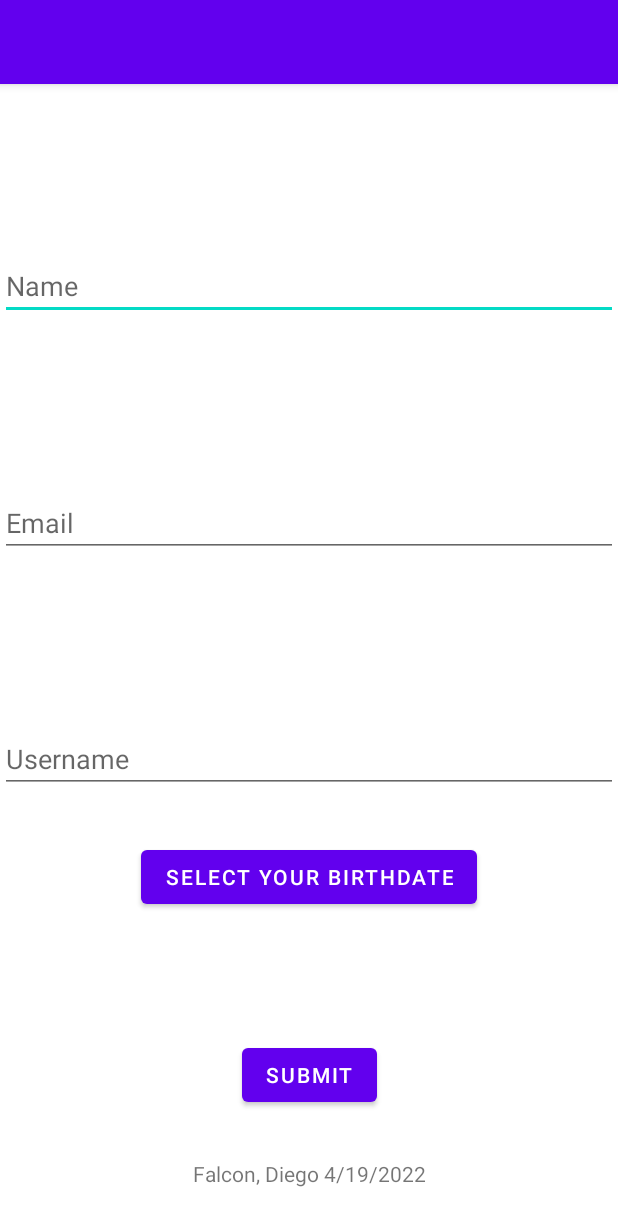
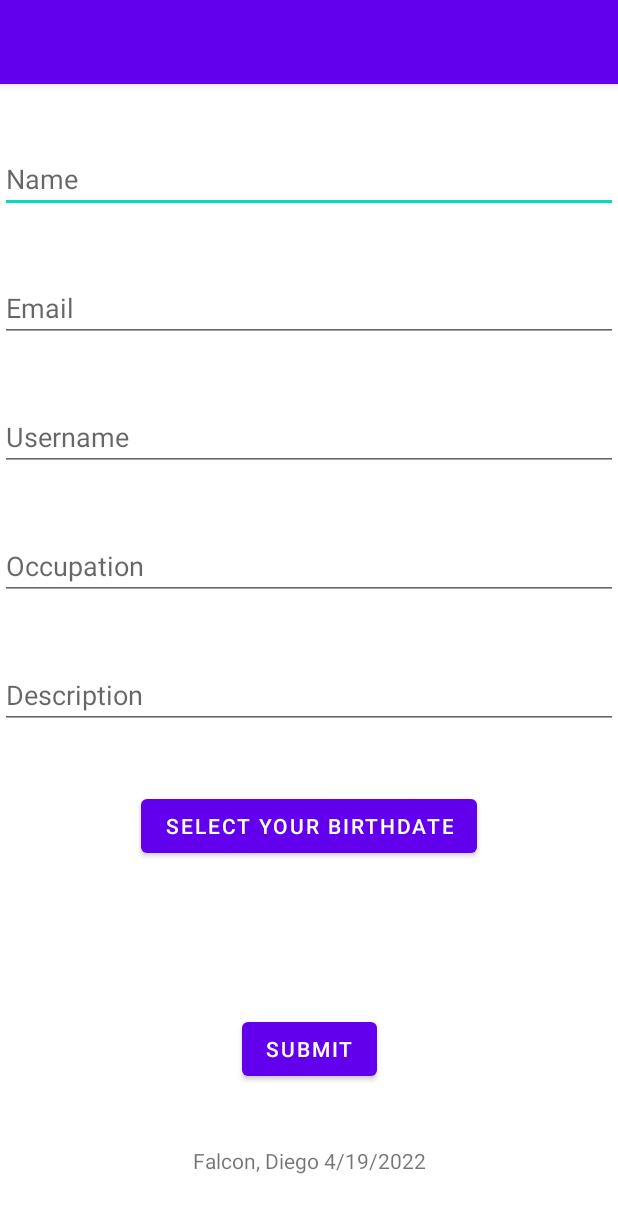
Before and after one commit to diegofalconcostilla/ad-340, an Android app: the screen it shows after launch (MainActivity), on a phone screen of 412 x 824 dp. Shown: the top 1226 px of the screen. Run offline under Robolectric (Android 15) with nearby library versions, the phone set to English and light mode, and no system bars.

Commit message:
Initial Assignment 3 Submission

```diff
--- a/app/src/main/java/com/tutorials/helloworld/MainActivity.java
+++ b/app/src/main/java/com/tutorials/helloworld/MainActivity.java
@@ -29,8 +29,13 @@ public class MainActivity extends AppCompatActivity implements
     private int day = 0;
     private EditText username;
     private TextView pickerView;
-    public static final String usernameKey = "username";
+    private EditText occupation;
+    private EditText description;
     public static final String datePicked = "selectedBirthday";
+    public static final String ageKey = "age";
+    public static final String nameKey = "name";
+    public static final String occupationKey = "occupation";
+    public static final String descriptionKey = "description";
 
     @Override
     protected void onCreate(Bundle savedInstanceState) {
@@ -40,6 +45,8 @@ public class MainActivity extends AppCompatActivity implements
         name = findViewById(R.id.names);
         email = findViewById(R.id.email);
         username = findViewById(R.id.username);
+        occupation = findViewById(R.id.occupation);
+        description = findViewById(R.id.description);
         pickerView = findViewById(R.id.dateOfBirth);
     }
 
@@ -76,10 +83,12 @@ public class MainActivity extends AppCompatActivity implements
         String temporalName = name.getText().toString();
         String temporalEmail = email.getText().toString();
         String temporalUsername = username.getText().toString();
+        String temporalOccupation = occupation.getText().toString();
+        String temporalDescription = description.getText().toString();
 
 
-
-        if(temporalEmail.equals("") || temporalUsername.equals("") || temporalName.equals("")){
+        if(temporalEmail.equals("") || temporalUsername.equals("") || temporalName.equals("")
+                || temporalOccupation.equals("") || temporalDescription.equals("")){
             Toast.makeText(getApplicationContext(), getString(R.string.inputError), Toast.LENGTH_LONG).show();
             return;
         }
@@ -103,7 +112,10 @@ public class MainActivity extends AppCompatActivity implements
             return;
         }
         Intent intent = new Intent(getApplicationContext(), WelcomeActivity.class);
-        intent.putExtra(usernameKey, temporalUsername);
+        intent.putExtra(nameKey, temporalName);
+        intent.putExtra(descriptionKey, temporalDescription);
+        intent.putExtra(occupationKey, temporalOccupation);
+        intent.putExtra(ageKey, age);
         startActivity(intent);
     }
 
@@ -131,6 +143,8 @@ public class MainActivity extends AppCompatActivity implements
         day = 0;
         username.setText("");
         pickerView.setText("");
+        occupation.setText("");
+        description.setText("");
     }
 
 }
--- a/app/src/main/res/layout/activity_main.xml
+++ b/app/src/main/res/layout/activity_main.xml
@@ -31,10 +31,30 @@
         android:layout_width="match_parent"
         android:layout_height="wrap_content"
         android:hint="@string/username"
-        app:layout_constraintBottom_toTopOf="@id/dateOfBirth"
+        app:layout_constraintBottom_toTopOf="@id/occupation"
         app:layout_constraintLeft_toLeftOf="parent"
         app:layout_constraintRight_toRightOf="parent"
         app:layout_constraintTop_toBottomOf="@id/email" />
+
+    <EditText
+        android:id="@+id/occupation"
+        android:layout_width="match_parent"
+        android:layout_height="wrap_content"
+        android:hint="@string/Occupation"
+        app:layout_constraintBottom_toTopOf="@id/description"
+        app:layout_constraintLeft_toLeftOf="parent"
+        app:layout_constraintRight_toRightOf="parent"
+        app:layout_constraintTop_toBottomOf="@id/username" />
+
+    <EditText
+        android:id="@+id/description"
+        android:layout_width="match_parent"
+        android:layout_height="wrap_content"
+        android:hint="@string/Description"
+        app:layout_constraintBottom_toTopOf="@id/date_picker_button"
+        app:layout_constraintLeft_toLeftOf="parent"
+        app:layout_constraintRight_toRightOf="parent"
+        app:layout_constraintTop_toBottomOf="@id/occupation" />
 
     <Button
         android:id="@+id/date_picker_button"
@@ -45,7 +65,7 @@
         app:layout_constraintBottom_toTopOf="@id/dateOfBirth"
         app:layout_constraintLeft_toLeftOf="parent"
         app:layout_constraintRight_toRightOf="parent"
-        app:layout_constraintTop_toBottomOf="@id/username" />
+        app:layout_constraintTop_toBottomOf="@id/description" />
 
     <TextView
         android:id="@+id/dateOfBirth"
--- a/app/src/main/res/values/strings.xml
+++ b/app/src/main/res/values/strings.xml
@@ -12,4 +12,6 @@
     <string name="validEmail">Please add a valid email</string>
     <string name="noBirthdate">Please select your birthdate</string>
     <string name="Back">Back</string>
+    <string name="Description">Description</string>
+    <string name="Occupation">Occupation</string>
 </resources>
```
Also changed, not shown: app/src/main/java/com/tutorials/helloworld/WelcomeActivity.java (+17 -2 lines), app/src/main/res/layout/activity_welcome.xml (+47 -10 lines), app/src/main/res/values/dimens.xml (+12 -0 lines), 1 other file.
